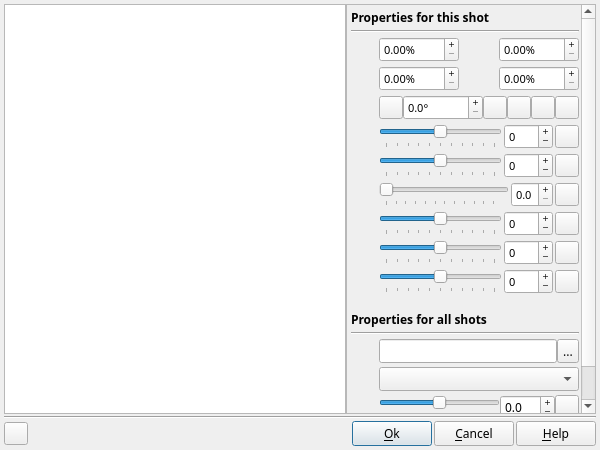
boenki/ffdiaporama, file DlgImageCorrection.ui: the form before one commit.
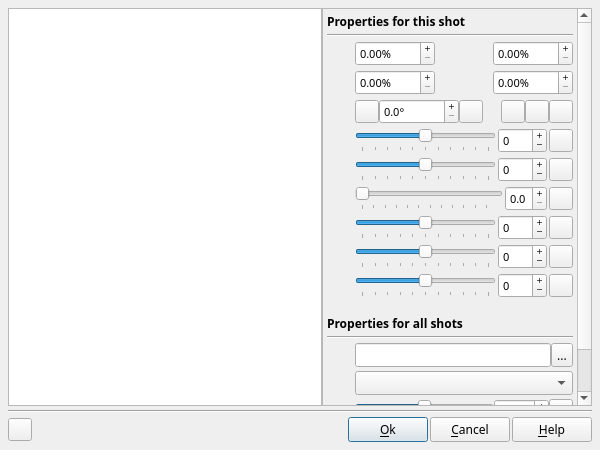
The form after the commit. Icons and pictures are not drawn. Custom widgets are drawn as their Qt base class.

Commit message: French version / Correction de bug : - Force les barres de titre dans les boites de dialogue même si elles sont désactivées par les propriétés du système [Linux-Gnome shell] - Force les icones dans le menu style même si ils sont désactivés par les propriétés du système [Linux-Gnome shell]

Patch:
```diff
--- a/DlgImageCorrection.ui
+++ b/DlgImageCorrection.ui
@@ -27,11 +27,11 @@
   </property>
   <layout class="QVBoxLayout" name="verticalLayout">
    <property name="spacing">
-    <number>2</number>
-   </property>
-   <property name="margin">
     <number>4</number>
    </property>
+   <property name="margin">
+    <number>8</number>
+   </property>
    <item>
     <layout class="QHBoxLayout" name="horizontalLayout_8">
      <property name="spacing">
@@ -57,13 +57,13 @@
        </property>
        <property name="minimumSize">
         <size>
-         <width>250</width>
+         <width>270</width>
          <height>0</height>
         </size>
        </property>
        <property name="maximumSize">
         <size>
-         <width>250</width>
+         <width>270</width>
          <height>16777215</height>
         </size>
        </property>
@@ -81,8 +81,8 @@
          <rect>
           <x>0</x>
           <y>0</y>
-          <width>232</width>
-          <height>463</height>
+          <width>252</width>
+          <height>535</height>
          </rect>
         </property>
         <layout class="QGridLayout" name="gridLayout">
```
The commit also changes 54 other files.
